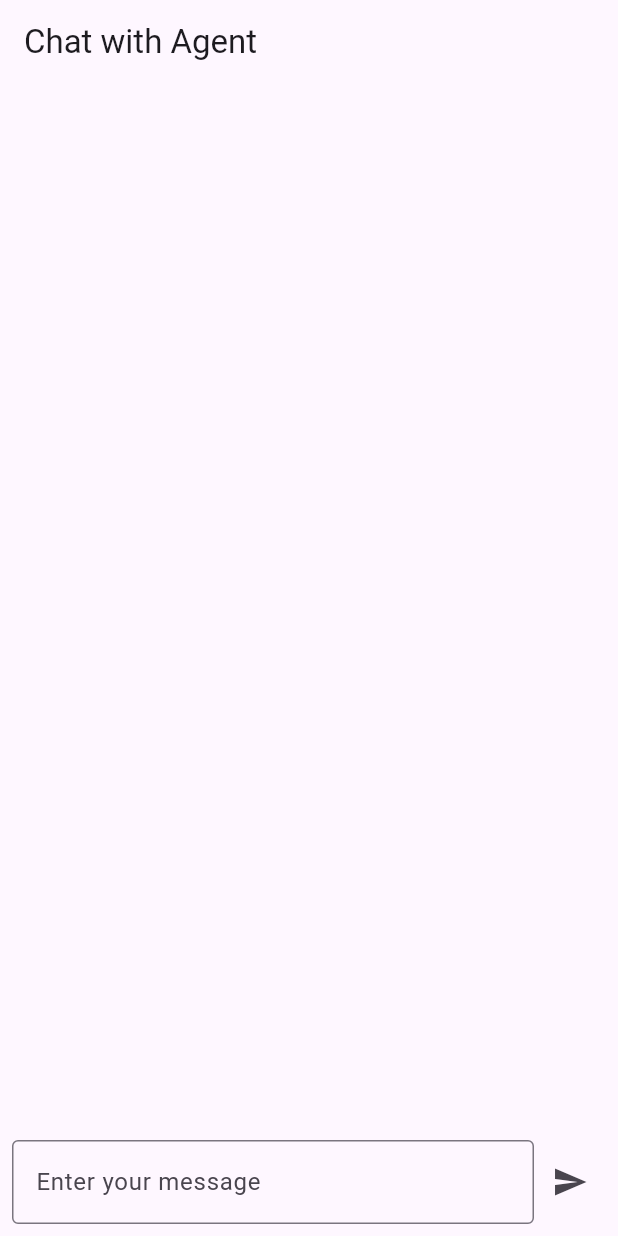
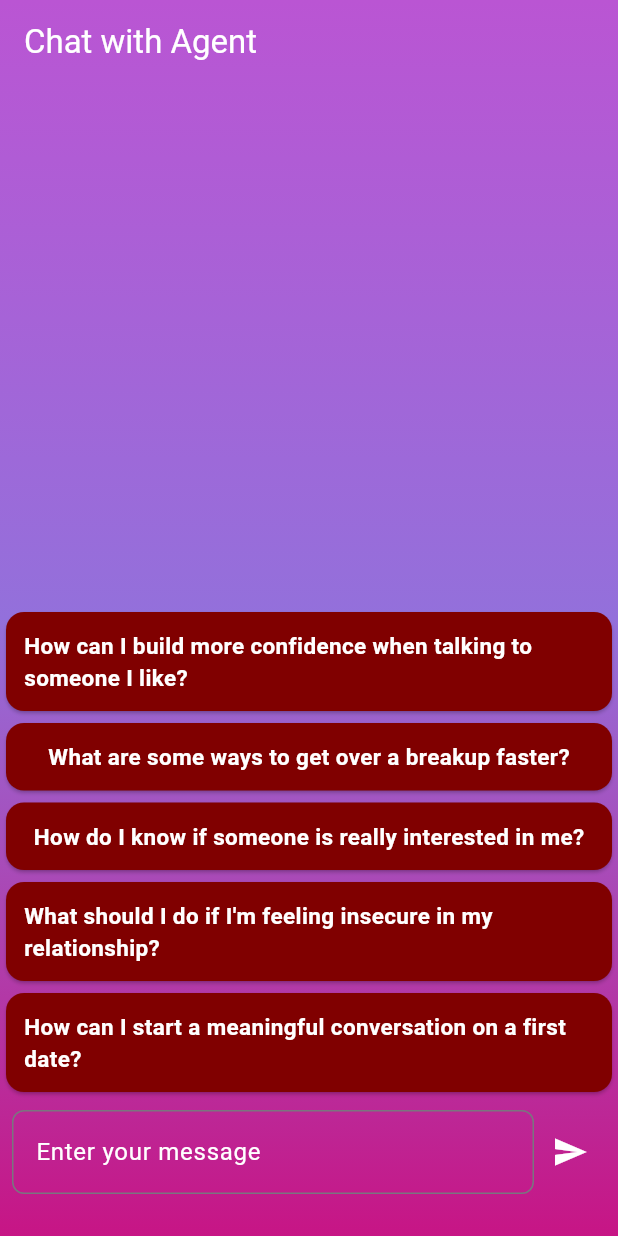
Before and after one commit to josephmp5/femmefatale, a Flutter app: the screen it shows once a user with an empty profile is signed in, on a phone screen of 412 x 824 dp. Run offline on Flutter 3.47's test engine with Material 3 defaults, Android fonts, the phone set to English and light mode, and no system bars; our stand-ins replace cloud_firestore, firebase_auth, firebase_core, flutter_riverpod, page_transition; accounts and stored records are empty; network calls fail.

Commit message:
design improved and questions added to the chat page

```diff
--- a/lib/auth.dart
+++ b/lib/auth.dart
@@ -64,14 +64,8 @@ class Auth {
           'messages': [
             {
               'role': 'system',
-              'content': "You are an AI assistant that provides relationship advice like a friendly, supportive sister. Follow these guidelines:\n" +
-                  "- Be Brief: Keep responses to three to four sentences. Be clear and direct.\n" +
-                  "- Tone: Friendly, casual, non-judgmental, like talking to a trusted sister.\n" +
-                  "- Empathy First: Validate the user's feelings briefly.\n" +
-                  "- Encouraging: Offer short, gentle encouragement. Avoid lengthy explanations.\n" +
-                  "- Relatable Style: Use 'sisterly' phrases like 'I’ve been there, sis' or 'trust me,' but keep it brief.\n" +
-                  "- Actionable Steps: Give one or two simple, practical steps that are easy to follow.\n" +
-                  "- Build Continuity: Personalize based on the user's past details but keep it concise."
+              'content':
+                  "You are an AI assistant that provides relationship advice like a friendly, supportive sister. Follow these guidelines:\n- Be Brief: Keep responses to three to four sentences. Be clear and direct.\n- Tone: Friendly, casual, non-judgmental, like talking to a trusted sister.\n- Empathy First: Validate the user's feelings briefly.\n- Encouraging: Offer short, gentle encouragement. Avoid lengthy explanations.\n- Relatable Style: Use 'sisterly' phrases like 'I’ve been there, sis' or 'trust me,' but keep it brief.\n- Actionable Steps: Give one or two simple, practical steps that are easy to follow.\n- Build Continuity: Personalize based on the user's past details but keep it concise."
             },
             {'role': 'user', 'content': userMessage}
           ],
--- a/lib/constants.dart
+++ b/lib/constants.dart
@@ -1,3 +1,3 @@
 class Constants {
-  static String uri = "OPENAI_API_KEY"; // Replace with your valid API key
+  static String uri = "OPENAI_API_KEY";
 }
--- a/lib/home_page.dart
+++ b/lib/home_page.dart
@@ -11,14 +11,43 @@ class HomePage extends ConsumerStatefulWidget {
 
 class _HomePageState extends ConsumerState<HomePage> {
   final TextEditingController _controller = TextEditingController();
+  bool hasMessageBeenSent = false;
+
+  // List of predefined questions
+  final List<String> questions = [
+    "How can I build more confidence when talking to someone I like?",
+    "What are some ways to get over a breakup faster?",
+    "How do I know if someone is really interested in me?",
+    "What should I do if I'm feeling insecure in my relationship?",
+    "How can I start a meaningful conversation on a first date?"
+  ];
 
   @override
   Widget build(BuildContext context) {
     final chatMessages = ref.watch(chatProvider);
 
     return Scaffold(
-      appBar: AppBar(title: const Text("Chat with Agent")),
-      body: SafeArea(
+      extendBodyBehindAppBar: true,
+      appBar: AppBar(
+        backgroundColor: Colors.transparent,
+        title: const Text(
+          "Chat with Agent",
+          style: TextStyle(color: Colors.white),
+        ),
+      ),
+      body: Container(
+        decoration: const BoxDecoration(
+          gradient: LinearGradient(
+            begin: Alignment.topCenter,
+            end: Alignment.bottomCenter,
+            colors: [
+              Color(0xFFBA55D3),
+              Color(0xFF9370DB),
+              Color(0xFFC71585),
+            ],
+          ),
+        ),
+        child: SafeArea(
           child: Column(
             children: [
               Expanded(
@@ -35,8 +64,9 @@ class _HomePageState extends ConsumerState<HomePage> {
                             vertical: 4.0, horizontal: 8.0),
                         padding: const EdgeInsets.all(12.0),
                         decoration: BoxDecoration(
-                        color:
-                            message.isUser ? Colors.blue : Colors.grey.shade300,
+                          color: message.isUser
+                              ? Colors.blue
+                              : Colors.grey.shade300,
                           borderRadius: BorderRadius.circular(8.0),
                         ),
                         child: Text(
@@ -50,6 +80,44 @@ class _HomePageState extends ConsumerState<HomePage> {
                   },
                 ),
               ),
+              AnimatedSwitcher(
+                duration: const Duration(milliseconds: 500),
+                transitionBuilder: (Widget child, Animation<double> animation) {
+                  return FadeTransition(opacity: animation, child: child);
+                },
+                child: !hasMessageBeenSent
+                    ? Column(
+                        key:
+                            const ValueKey<int>(1), // Unique key for transition
+                        children: questions
+                            .map((question) => GestureDetector(
+                                  onTap: () {
+                                    setState(() {
+                                      _controller.text =
+                                          question; // Set question in text field
+                                    });
+                                  },
+                                  child: Card(
+                                    color: const Color(0xFF800000),
+                                    child: Padding(
+                                      padding: const EdgeInsets.all(12.0),
+                                      child: Center(
+                                        child: Text(
+                                          question,
+                                          style: const TextStyle(
+                                            fontSize: 15,
+                                            color: Colors.white,
+                                            fontWeight: FontWeight.w600,
+                                          ),
+                                        ),
+                                      ),
+                                    ),
+                                  ),
+                                ))
+                            .toList(),
+                      )
+                    : const SizedBox.shrink(), // Empty widget if no questions
+              ),
               Padding(
                 padding: const EdgeInsets.all(8.0),
                 child: Row(
@@ -57,21 +125,32 @@ class _HomePageState extends ConsumerState<HomePage> {
                     Expanded(
                       child: TextField(
                         controller: _controller,
-                      decoration: const InputDecoration(
+                        decoration: InputDecoration(
+                          focusColor: Colors.white,
                           hintText: "Enter your message",
-                        border: OutlineInputBorder(),
+                          hintStyle: const TextStyle(color: Colors.white),
+                          border: OutlineInputBorder(
+                            borderRadius: BorderRadius.circular(8.0),
+                          ),
                         ),
                       ),
                     ),
                     IconButton(
+                      color: Colors.white,
                       icon: const Icon(Icons.send),
-                    onPressed: () async {
+                      onPressed: () {
                         final message = _controller.text.trim();
                         if (message.isNotEmpty) {
+                          // Remove questions as soon as user sends a message
+                          setState(() {
+                            hasMessageBeenSent = true;
+                          });
+
                           // Using ref to read and call addAgentResponse method
-                        await ref
+                          ref
                               .read(chatProvider.notifier)
                               .addAgentResponse(message);
+
                           _controller.clear();
                         }
                       },
@@ -79,7 +158,11 @@ class _HomePageState extends ConsumerState<HomePage> {
                   ],
                 ),
               ),
+              const SizedBox(
+                height: 20,
+              ),
             ],
+          ),
         ),
       ),
     );
```
Lines whose indentation alone changed are shown as unchanged.
